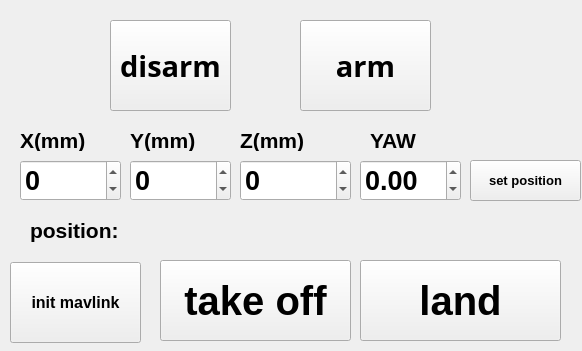
Old version of the form src/px4/formpx4window.ui in the repository guanglun/GLMocap.
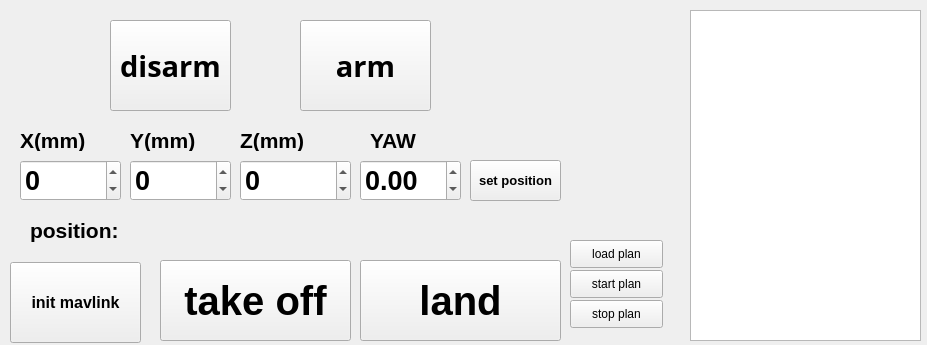
New version of the form.

Patch:
```diff
--- a/src/px4/formpx4window.ui
+++ b/src/px4/formpx4window.ui
@@ -6,8 +6,8 @@
    <rect>
     <x>0</x>
     <y>0</y>
-    <width>582</width>
-    <height>351</height>
+    <width>927</width>
+    <height>345</height>
    </rect>
   </property>
   <property name="minimumSize">
@@ -132,7 +132,7 @@
     <rect>
      <x>470</x>
      <y>160</y>
-     <width>111</width>
+     <width>91</width>
      <height>41</height>
     </rect>
    </property>
@@ -342,6 +342,55 @@
     <double>0.010000000000000</double>
    </property>
   </widget>
+  <widget class="QListView" name="lv_plan">
+   <property name="geometry">
+    <rect>
+     <x>690</x>
+     <y>10</y>
+     <width>231</width>
+     <height>331</height>
+    </rect>
+   </property>
+  </widget>
+  <widget class="QPushButton" name="pb_load_plan">
+   <property name="geometry">
+    <rect>
+     <x>570</x>
+     <y>240</y>
+     <width>93</width>
+     <height>28</height>
+    </rect>
+   </property>
+   <property name="text">
+    <string>load plan</string>
+   </property>
+  </widget>
+  <widget class="QPushButton" name="pb_start_plan">
+   <property name="geometry">
+    <rect>
+     <x>570</x>
+     <y>270</y>
+     <width>93</width>
+     <height>28</height>
+    </rect>
+   </property>
+   <property name="text">
+    <string>start plan</string>
+   </property>
+  </widget>
+  <widget class="QPushButton" name="pb_stop_plan">
+   <property name="geometry">
+    <rect>
+     <x>570</x>
+     <y>300</y>
+     <width>93</width>
+     <height>28</height>
+    </rect>
+   </property>
+   <property name="text">
+    <string>stop plan</string>
+   </property>
+  </widget>
  </widget>
  <resources/>
  <connections/>
```
